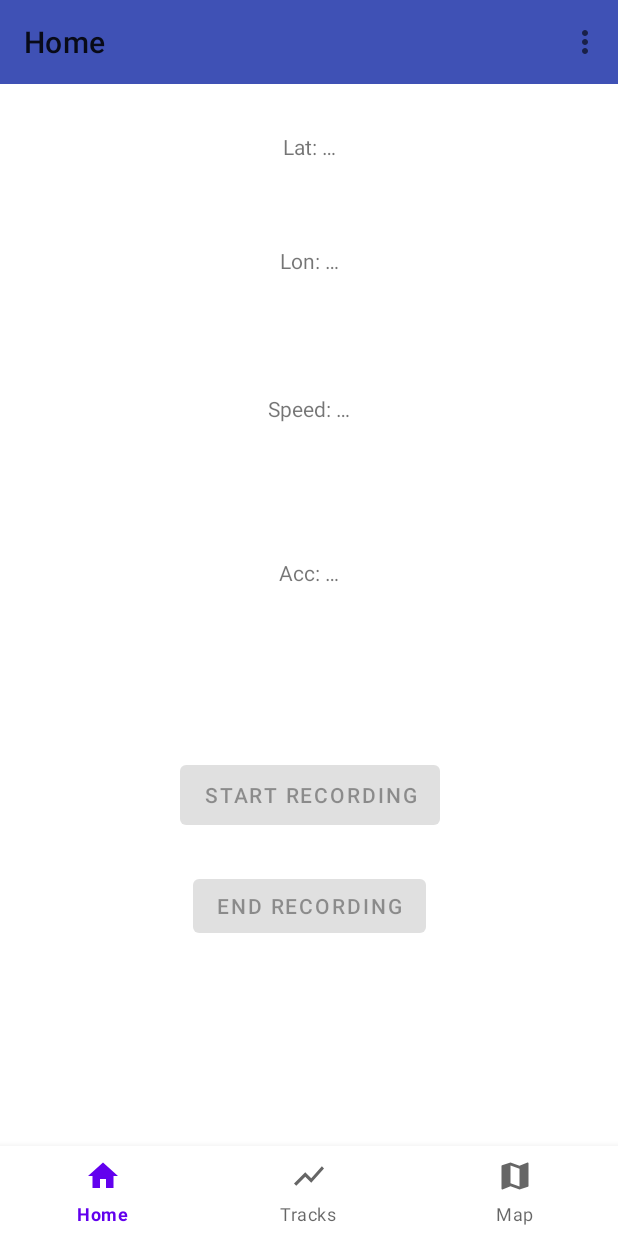
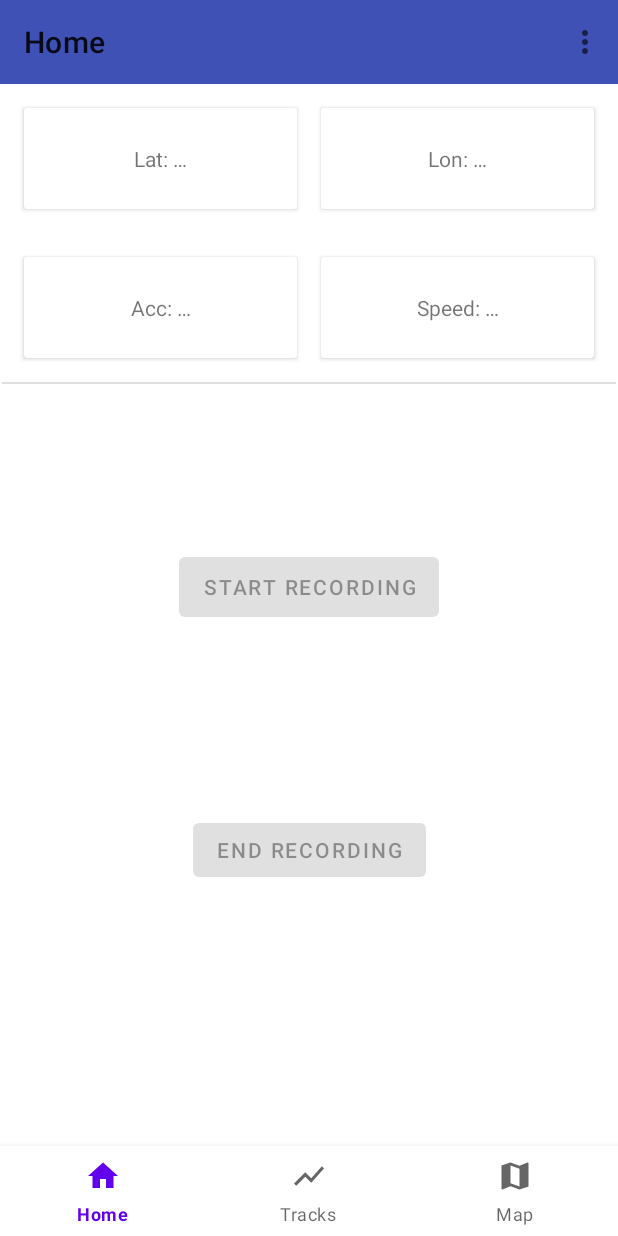
Before and after one commit to filipNowakDev/GPS_Offline_Tracker, an Android app: the screen it shows after launch (MainActivity), on a phone screen of 412 x 824 dp. Run offline under Robolectric (Android 15) with nearby library versions, the phone set to English and light mode, and no system bars; our stand-ins replace navigation-ui; 1 statement that could not run was skipped.

Commit message:
Changed some layouts

```diff
--- a/app/src/main/res/layout/fragment_file.xml
+++ b/app/src/main/res/layout/fragment_file.xml
@@ -4,11 +4,13 @@
     android:id="@+id/track_card_view"
     android:layout_width="match_parent"
     android:layout_height="60dp"
-    android:elevation="2dp"
+    android:layout_gravity="center"
+    android:layout_marginLeft="8dp"
     android:layout_marginTop="5dp"
+    android:layout_marginRight="8dp"
     android:background="@color/colorListItem"
     android:divider="@color/colorPrimary"
-    android:layout_gravity="center">
+    android:elevation="2dp">
 
     <androidx.constraintlayout.widget.ConstraintLayout
         android:id="@+id/linearLayout"
--- a/app/src/main/res/layout/fragment_file_list.xml
+++ b/app/src/main/res/layout/fragment_file_list.xml
@@ -6,8 +6,10 @@
     android:name="com.filipnowakdev.gps_offline_tracker.TracksFragment"
     android:layout_width="match_parent"
     android:layout_height="match_parent"
-    android:layout_marginLeft="16dp"
-    android:layout_marginRight="16dp"
+    android:layout_marginLeft="8dp"
+    android:layout_marginTop="8dp"
+    android:layout_marginRight="8dp"
+    android:layout_marginBottom="8dp"
     app:layoutManager="androidx.recyclerview.widget.LinearLayoutManager"
     tools:context=".fragments.TracksFragment"
     tools:listitem="@layout/fragment_file" />
--- a/app/src/main/res/layout/fragment_home.xml
+++ b/app/src/main/res/layout/fragment_home.xml
@@ -5,78 +5,164 @@
     android:layout_width="match_parent"
     android:layout_height="match_parent">
 
+    <androidx.cardview.widget.CardView
+        android:id="@+id/latitude_card_view"
+        android:layout_width="0dp"
+        android:layout_height="wrap_content"
+        android:layout_marginStart="16dp"
+        android:layout_marginTop="16dp"
+        android:layout_marginEnd="8dp"
+        android:layout_marginBottom="16dp"
+        app:layout_constraintBottom_toTopOf="@+id/accuracy_card_view"
+        app:layout_constraintEnd_toStartOf="@+id/longitude_card_view"
+        app:layout_constraintStart_toStartOf="parent"
+        app:layout_constraintTop_toTopOf="parent">
+
+        <androidx.constraintlayout.widget.ConstraintLayout
+            android:layout_width="match_parent"
+            android:layout_height="match_parent">
+
             <TextView
                 android:id="@+id/latitude_box"
                 android:layout_width="wrap_content"
                 android:layout_height="wrap_content"
-        android:layout_marginTop="32dp"
+                android:layout_margin="24dp"
                 android:text="@string/lat_placeholder"
+                app:layout_constraintBottom_toBottomOf="parent"
                 app:layout_constraintEnd_toEndOf="parent"
-        app:layout_constraintHorizontal_bias="0.501"
                 app:layout_constraintStart_toStartOf="parent"
                 app:layout_constraintTop_toTopOf="parent" />
+        </androidx.constraintlayout.widget.ConstraintLayout>
+    </androidx.cardview.widget.CardView>
+
+    <androidx.cardview.widget.CardView
+        android:id="@+id/longitude_card_view"
+        android:layout_width="0dp"
+        android:layout_height="wrap_content"
+        android:layout_marginStart="8dp"
+        android:layout_marginTop="16dp"
+        android:layout_marginEnd="16dp"
+        android:layout_marginBottom="16dp"
+        app:layout_constraintBottom_toTopOf="@+id/speed_card_view"
+        app:layout_constraintEnd_toEndOf="parent"
+        app:layout_constraintStart_toEndOf="@+id/latitude_card_view"
+        app:layout_constraintTop_toTopOf="parent">
+
+        <androidx.constraintlayout.widget.ConstraintLayout
+            android:layout_width="match_parent"
+            android:layout_height="match_parent">
 
             <TextView
                 android:id="@+id/longitude_box"
                 android:layout_width="wrap_content"
                 android:layout_height="wrap_content"
-        android:layout_marginTop="8dp"
-        android:layout_marginBottom="8dp"
+                android:layout_margin="24dp"
                 android:text="@string/lon_placeholder"
-        app:layout_constraintBottom_toTopOf="@+id/speed_box"
+                app:layout_constraintBottom_toBottomOf="parent"
                 app:layout_constraintEnd_toEndOf="parent"
-        app:layout_constraintHorizontal_bias="0.501"
                 app:layout_constraintStart_toStartOf="parent"
-        app:layout_constraintTop_toBottomOf="@+id/latitude_box" />
+                app:layout_constraintTop_toTopOf="parent" />
+        </androidx.constraintlayout.widget.ConstraintLayout>
+    </androidx.cardview.widget.CardView>
+
+
+    <androidx.cardview.widget.CardView
+        android:id="@+id/accuracy_card_view"
+        android:layout_width="0dp"
+        android:layout_height="wrap_content"
+        android:layout_marginStart="16dp"
+        android:layout_marginTop="16dp"
+        android:layout_marginEnd="8dp"
+        android:layout_marginBottom="16dp"
+        app:layout_constraintBottom_toTopOf="@+id/divider"
+        app:layout_constraintEnd_toStartOf="@+id/speed_card_view"
+        app:layout_constraintStart_toStartOf="parent"
+        app:layout_constraintTop_toBottomOf="@+id/latitude_card_view">
+
+        <androidx.constraintlayout.widget.ConstraintLayout
+            android:layout_width="match_parent"
+            android:layout_height="match_parent">
+
+            <TextView
+                android:id="@+id/accuracy_box"
+                android:layout_width="wrap_content"
+                android:layout_height="wrap_content"
+                android:layout_margin="24dp"
+                android:text="@string/acc_placeholder"
+                app:layout_constraintBottom_toBottomOf="parent"
+                app:layout_constraintEnd_toEndOf="parent"
+                app:layout_constraintStart_toStartOf="parent"
+                app:layout_constraintTop_toTopOf="parent" />
+        </androidx.constraintlayout.widget.ConstraintLayout>
+    </androidx.cardview.widget.CardView>
+
+    <androidx.cardview.widget.CardView
+        android:id="@+id/speed_card_view"
+        android:layout_width="0dp"
+        android:layout_height="wrap_content"
+        android:layout_marginStart="8dp"
+        android:layout_marginTop="16dp"
+        android:layout_marginEnd="16dp"
+        android:layout_marginBottom="16dp"
+        app:layout_constraintBottom_toTopOf="@+id/divider"
+        app:layout_constraintEnd_toEndOf="parent"
+        app:layout_constraintStart_toEndOf="@+id/accuracy_card_view"
+        app:layout_constraintTop_toBottomOf="@+id/longitude_card_view">
+
+        <androidx.constraintlayout.widget.ConstraintLayout
+            android:layout_width="match_parent"
+            android:layout_height="match_parent">
+
+            <TextView
+                android:id="@+id/speed_box"
+                android:layout_width="wrap_content"
+                android:layout_height="wrap_content"
+                android:layout_margin="24dp"
+                android:text="@string/speed_placeholder"
+                app:layout_constraintBottom_toBottomOf="parent"
+                app:layout_constraintEnd_toEndOf="parent"
+                app:layout_constraintStart_toStartOf="parent"
+                app:layout_constraintTop_toTopOf="parent" />
+        </androidx.constraintlayout.widget.ConstraintLayout>
+    </androidx.cardview.widget.CardView>
+
+
+    <View
+        android:id="@+id/divider"
+        android:layout_width="409dp"
+        android:layout_height="1dp"
+        android:layout_marginStart="8dp"
+        android:layout_marginTop="16dp"
+        android:layout_marginEnd="8dp"
+        android:background="?android:attr/listDivider"
+        app:layout_constraintEnd_toEndOf="parent"
+        app:layout_constraintStart_toStartOf="parent"
+        app:layout_constraintTop_toBottomOf="@+id/speed_card_view" />
 
     <Button
         android:id="@+id/end_recording_button"
         android:layout_width="wrap_content"
         android:layout_height="wrap_content"
-        android:layout_marginBottom="128dp"
+        android:layout_marginTop="16dp"
+        android:layout_marginBottom="72dp"
         android:text="@string/end_recording"
         app:layout_constraintBottom_toBottomOf="parent"
         app:layout_constraintEnd_toEndOf="parent"
-        app:layout_constraintHorizontal_bias="0.501"
-        app:layout_constraintStart_toStartOf="parent" />
+        app:layout_constraintStart_toStartOf="parent"
+        app:layout_constraintTop_toBottomOf="@+id/start_recording_button" />
+
 
     <Button
         android:id="@+id/start_recording_button"
         android:layout_width="wrap_content"
         android:layout_height="52dp"
-        android:layout_marginBottom="24dp"
+        android:layout_marginTop="16dp"
+        android:layout_marginBottom="16dp"
         android:text="@string/start_recording_string"
         app:layout_constraintBottom_toTopOf="@+id/end_recording_button"
         app:layout_constraintEnd_toEndOf="parent"
-        app:layout_constraintHorizontal_bias="0.502"
-        app:layout_constraintStart_toStartOf="parent" />
+        app:layout_constraintStart_toStartOf="parent"
+        app:layout_constraintTop_toBottomOf="@+id/divider" />
 
-    <TextView
-        android:id="@+id/accuracy_box"
-        android:layout_width="wrap_content"
-        android:layout_height="wrap_content"
-        android:layout_marginStart="8dp"
-        android:layout_marginTop="8dp"
-        android:layout_marginEnd="8dp"
-        android:layout_marginBottom="64dp"
-        android:text="@string/acc_placeholder"
-        app:layout_constraintBottom_toTopOf="@+id/start_recording_button"
-        app:layout_constraintEnd_toEndOf="parent"
-        app:layout_constraintStart_toStartOf="parent"
-        app:layout_constraintTop_toBottomOf="@+id/speed_box" />
-
-    <TextView
-        android:id="@+id/speed_box"
-        android:layout_width="wrap_content"
-        android:layout_height="wrap_content"
-        android:layout_marginStart="8dp"
-        android:layout_marginTop="22dp"
-        android:layout_marginEnd="8dp"
-        android:layout_marginBottom="33dp"
-        android:text="@string/speed_placeholder"
-        app:layout_constraintBottom_toTopOf="@+id/accuracy_box"
-        app:layout_constraintEnd_toEndOf="parent"
-        app:layout_constraintStart_toStartOf="parent"
-        app:layout_constraintTop_toBottomOf="@+id/longitude_box" />
 
 </androidx.constraintlayout.widget.ConstraintLayout>
```
Lines whose indentation alone changed are shown as unchanged.
